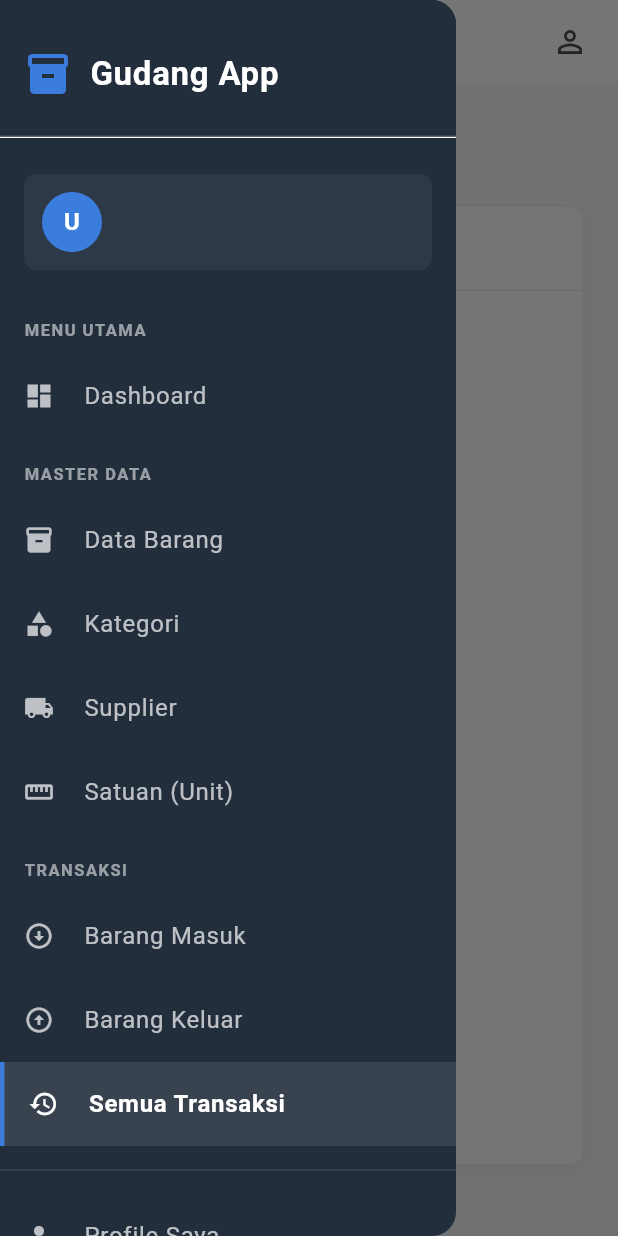
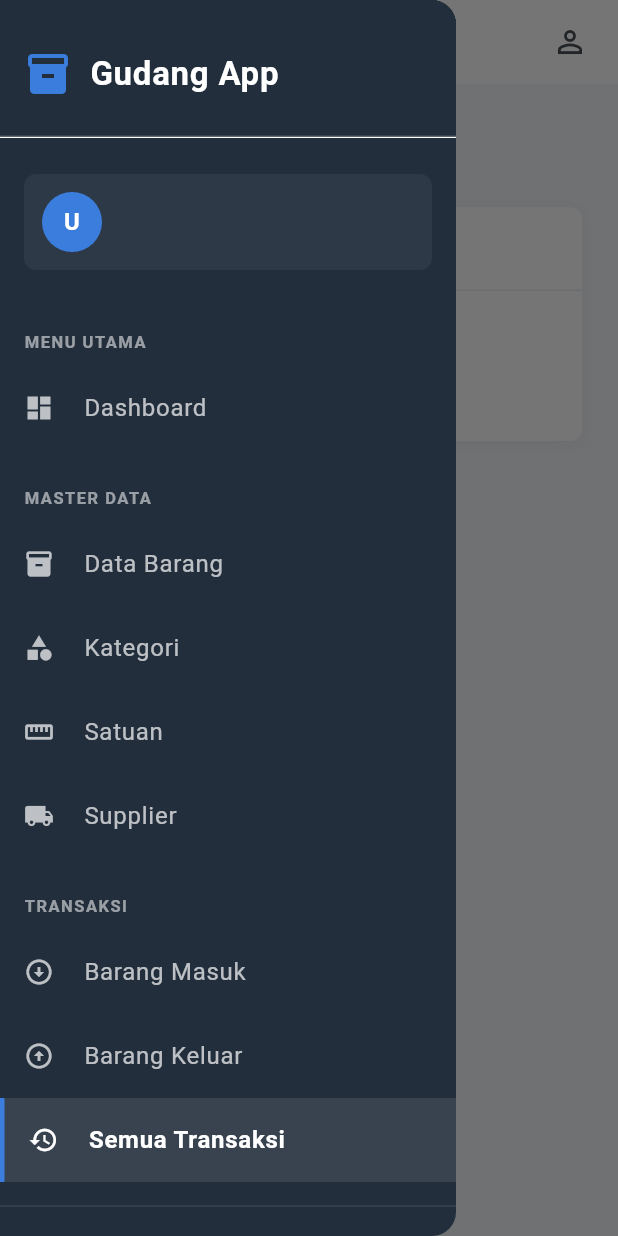
Before and after one commit to JafarILHM/UAS-PBM-Mobile-App, a Flutter app: the AllTransactionsPage screen opened by its route, with the side drawer open, on a phone screen of 412 x 824 dp. Run offline on Flutter 3.47's test engine with Material 3 defaults, Android fonts, the phone set to English and light mode, and no system bars; our stand-ins replace shared_preferences; accounts and stored records are empty; network calls fail.

Commit message:
pembaruan semua transaksi dan sidebar

```diff
--- a/lib/pages/all_transactions_page.dart
+++ b/lib/pages/all_transactions_page.dart
@@ -18,9 +18,11 @@ class _AllTransactionsPageState extends State<AllTransactionsPage> {
   @override
   void initState() {
     super.initState();
-    // Fetch data setelah frame pertama dirender
     WidgetsBinding.instance.addPostFrameCallback((_) {
-      Provider.of<TransactionProvider>(context, listen: false).fetchAllTransactions();
+      Provider.of<TransactionProvider>(
+        context,
+        listen: false,
+      ).fetchAllTransactions();
     });
   }
 
@@ -30,23 +32,25 @@ class _AllTransactionsPageState extends State<AllTransactionsPage> {
 
     return MainLayout(
       title: 'Semua Transaksi',
-      body: AdminCard(
+      body: SingleChildScrollView(
+        child: AdminCard(
           title: "Riwayat Transaksi",
-        // expandChild: true, // Hapus atau set false jika bikin overflow
+          expandChild: false,
           padding: const EdgeInsets.all(0),
           child: provider.isLoading
-            ? const Padding(
-                padding: EdgeInsets.all(20.0),
-                child: Center(child: CircularProgressIndicator()),
+              ? const SizedBox(
+                  height: 200,
+                  child: Center(child: CircularProgressIndicator())
                 )
               : provider.transactions.isEmpty
-                ? const Padding(
-                    padding: EdgeInsets.all(20.0),
-                    child: Center(child: Text('Belum ada transaksi.')),
+                  ? const SizedBox(
+                      height: 100,
+                      child: Center(child: Text('Belum ada transaksi.'))
                     )
                   : ListView.separated(
-                    shrinkWrap: true, // Agar tidak error height unlimited
-                    physics: const NeverScrollableScrollPhysics(), // Scroll ikut MainLayout
+                      // 3. Tambahkan shrinkWrap dan physics agar ListView tidak konflik dengan ScrollView utama
+                      shrinkWrap: true,
+                      physics: const NeverScrollableScrollPhysics(),
                       itemCount: provider.transactions.length,
                       separatorBuilder: (context, index) => const Divider(height: 1),
                       itemBuilder: (context, index) {
@@ -55,16 +59,15 @@ class _AllTransactionsPageState extends State<AllTransactionsPage> {
                       },
                     ),
         ),
+      ),
     );
   }
 
   Widget _buildTransactionTile(Transaction tx) {
     bool isIncoming = tx.type == "in";
-
-    // Format quantity
     String qty = isIncoming ? '+ ${tx.quantity}' : '- ${tx.quantity}';
 
-    // Format tanggal (Pastikan field createdAt di model Transaction ada dan bertipe DateTime)
+    // Safety check untuk format tanggal
     String date = '-';
     try {
        date = DateFormat('d MMM yyyy, HH:mm').format(tx.createdAt);
@@ -76,6 +79,7 @@ class _AllTransactionsPageState extends State<AllTransactionsPage> {
       padding: const EdgeInsets.symmetric(vertical: 12.0, horizontal: 16.0),
       child: Row(
         children: [
+          // Icon Background
           Container(
             padding: const EdgeInsets.all(8),
             decoration: BoxDecoration(
@@ -89,6 +93,8 @@ class _AllTransactionsPageState extends State<AllTransactionsPage> {
             ),
           ),
           const SizedBox(width: 16),
+
+          // Nama Barang & Status
           Expanded(
             child: Column(
               crossAxisAlignment: CrossAxisAlignment.start,
@@ -105,6 +111,8 @@ class _AllTransactionsPageState extends State<AllTransactionsPage> {
               ],
             ),
           ),
+
+          // Jumlah & Tanggal
           Column(
             crossAxisAlignment: CrossAxisAlignment.end,
             children: [
@@ -113,7 +121,9 @@ class _AllTransactionsPageState extends State<AllTransactionsPage> {
                 style: TextStyle(
                   fontWeight: FontWeight.bold,
                   fontSize: 16,
-                  color: isIncoming ? AdminKitTheme.success : AdminKitTheme.danger,
+                  color: isIncoming
+                      ? AdminKitTheme.success
+                      : AdminKitTheme.danger,
                 ),
               ),
               const SizedBox(height: 4),
--- a/lib/widgets/admin_sidebar.dart
+++ b/lib/widgets/admin_sidebar.dart
@@ -84,21 +84,26 @@ class AdminSidebar extends StatelessWidget {
             ),
           ),
 
-          // --- MENU NAVIGASI ---
+          // ================= MENU NAVIGASI =================
 
+          // 1. MENU UTAMA
           _buildMenuLabel("Menu Utama"),
           _buildMenuItem(context, 'Dashboard', Icons.dashboard, '/dashboard'),
 
+          // 2. ADMIN AREA (Khusus Admin)
+          if (isAdmin) ...[
+            _buildMenuLabel("Admin Area"),
+            _buildMenuItem(context, 'Kelola Akun', Icons.manage_accounts, '/users'),
+          ],
+
+          // 3. MASTER DATA
           _buildMenuLabel("Master Data"),
           _buildMenuItem(context, 'Data Barang', Icons.inventory, '/items'),
           _buildMenuItem(context, 'Kategori', Icons.category, '/categories'),
+          _buildMenuItem(context, 'Satuan', Icons.straighten, '/units'),
           _buildMenuItem(context, 'Supplier', Icons.local_shipping, '/suppliers'),
-          _buildMenuItem(context, 'Satuan (Unit)', Icons.straighten, '/units'),
 
-          // [BARU] Menu Kelola User (Hanya Admin yang bisa lihat)
-          if (isAdmin)
-            _buildMenuItem(context, 'Kelola User', Icons.people, '/users'),
-
+          // 4. TRANSAKSI
           _buildMenuLabel("Transaksi"),
           _buildMenuItem(context, 'Barang Masuk', Icons.arrow_circle_down, '/incoming'),
           _buildMenuItem(context, 'Barang Keluar', Icons.arrow_circle_up, '/outgoing'),
@@ -109,14 +114,14 @@ class AdminSidebar extends StatelessWidget {
             child: Divider(color: Colors.white10),
           ),
 
+          // 5. PROFILE & LOGOUT
           _buildMenuItem(context, 'Profile Saya', Icons.person, '/profile'),
 
-          // --- TOMBOL LOGOUT ---
           ListTile(
             leading: const Icon(Icons.logout, color: AdminKitTheme.danger),
             title: const Text('Logout', style: TextStyle(color: AdminKitTheme.danger)),
             onTap: () async {
-              // 1. Tampilkan Dialog Konfirmasi
+              // Dialog Konfirmasi Logout
               final confirm = await showDialog(
                 context: context,
                 builder: (ctx) => AlertDialog(
@@ -133,7 +138,6 @@ class AdminSidebar extends StatelessWidget {
                 ),
               );
 
-              // 2. Jika Ya, Lakukan Logout
               if (confirm == true && context.mounted) {
                 await Provider.of<AuthProvider>(context, listen: false).logout();
                 if (context.mounted) {
@@ -143,16 +147,16 @@ class AdminSidebar extends StatelessWidget {
             },
           ),
 
-          const SizedBox(height: 24), // Spasi bawah
+          const SizedBox(height: 24),
         ],
       ),
     );
   }
 
-  // Widget Helper untuk Label Kategori Menu (Kecil)
+  // Widget Helper untuk Label Kategori Menu
   Widget _buildMenuLabel(String text) {
     return Padding(
-      padding: const EdgeInsets.fromLTRB(16, 16, 16, 8),
+      padding: const EdgeInsets.fromLTRB(16, 24, 16, 8),
       child: Text(
         text.toUpperCase(),
         style: const TextStyle(
@@ -167,7 +171,6 @@ class AdminSidebar extends StatelessWidget {
 
   // Widget Helper untuk Item Menu
   Widget _buildMenuItem(BuildContext context, String title, IconData icon, String route) {
-    // Cek apakah route saat ini sama dengan route menu (untuk highlight aktif)
     final currentRoute = ModalRoute.of(context)?.settings.name;
     final isActive = currentRoute == route;
 
@@ -184,14 +187,14 @@ class AdminSidebar extends StatelessWidget {
           fontWeight: isActive ? FontWeight.w600 : FontWeight.normal,
         )
       ),
-      tileColor: isActive ? Colors.white.withOpacity(0.1) : null, // Highlight background jika aktif
+      tileColor: isActive ? Colors.white.withOpacity(0.1) : null,
       shape: isActive
-          ? const Border(left: BorderSide(color: AdminKitTheme.primary, width: 3)) // Garis biru di kiri
+          ? const Border(left: BorderSide(color: AdminKitTheme.primary, width: 3))
           : null,
       onTap: () {
         Navigator.pop(context); // Tutup Drawer
         if (!isActive) {
-          Navigator.pushNamed(context, route); // Pindah halaman
+          Navigator.pushNamed(context, route);
         }
       },
     );
```
Lines whose indentation alone changed are shown as unchanged.
